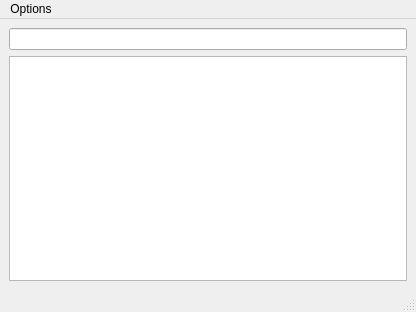
First picture: the form in qml/mainwindow.ui, repository arsham/gistflow, before the edit.
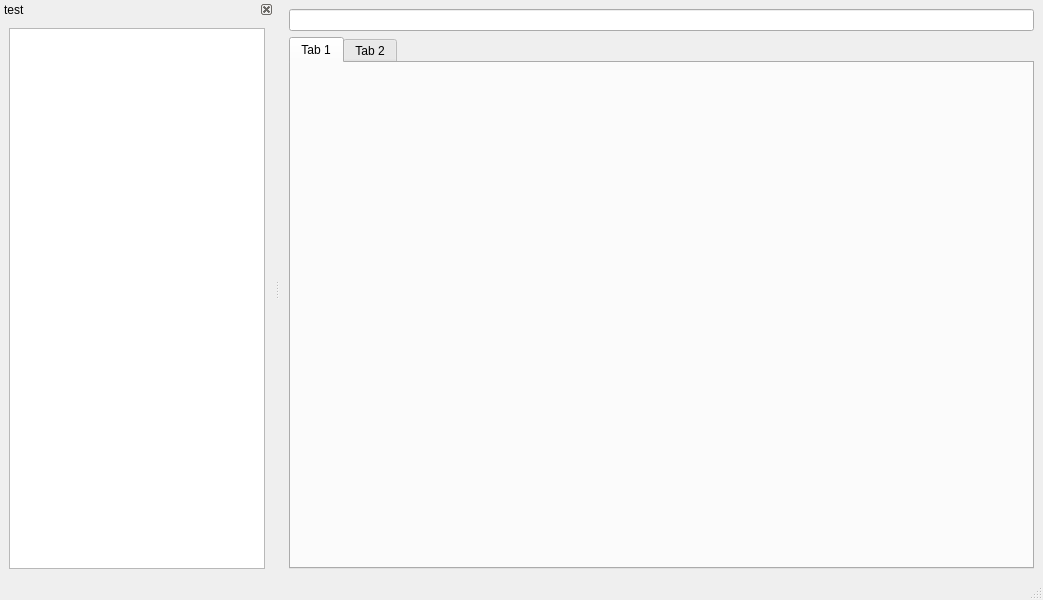
Second picture: the form after the edit.

What changed in the file:
```diff
--- a/qml/mainwindow.ui
+++ b/qml/mainwindow.ui
@@ -6,8 +6,8 @@
    <rect>
     <x>0</x>
     <y>0</y>
-    <width>416</width>
-    <height>312</height>
+    <width>1043</width>
+    <height>600</height>
    </rect>
   </property>
   <property name="windowTitle">
@@ -16,20 +16,23 @@
   <widget class="QWidget" name="centralwidget">
    <layout class="QVBoxLayout" name="verticalLayout">
     <item>
-     <widget class="QLineEdit" name="userInput">
-      <property name="toolTip">
-       <string>Case insensitive, and fuzzy match</string>
-      </property>
-     </widget>
+     <widget class="QLineEdit" name="lineEdit"/>
     </item>
     <item>
-     <widget class="QListView" name="listView">
-      <property name="toolTip">
-       <string>Double click to view</string>
+     <widget class="QTabWidget" name="tabWidget">
+      <property name="currentIndex">
+       <number>0</number>
       </property>
-      <property name="editTriggers">
-       <set>QAbstractItemView::NoEditTriggers</set>
-      </property>
+      <widget class="QWidget" name="tab">
+       <attribute name="title">
+        <string>Tab 1</string>
+       </attribute>
+      </widget>
+      <widget class="QWidget" name="tab_2">
+       <attribute name="title">
+        <string>Tab 2</string>
+       </attribute>
+      </widget>
      </widget>
     </item>
    </layout>
@@ -39,24 +42,39 @@
     <rect>
      <x>0</x>
      <y>0</y>
-     <width>416</width>
-     <height>28</height>
+     <width>1043</width>
+     <height>30</height>
     </rect>
    </property>
-   <widget class="QMenu" name="mainMenu">
-    <property name="title">
-     <string>Options</string>
-    </property>
-    <addaction name="actionQuit"/>
-   </widget>
-   <addaction name="mainMenu"/>
   </widget>
   <widget class="QStatusBar" name="statusbar"/>
-  <action name="actionQuit">
-   <property name="text">
-    <string>Quit</string>
+  <widget class="QDockWidget" name="dockWidget">
+   <property name="minimumSize">
+    <size>
+     <width>100</width>
+     <height>130</height>
+    </size>
    </property>
-  </action>
+   <property name="features">
+    <set>QDockWidget::DockWidgetClosable|QDockWidget::DockWidgetMovable</set>
+   </property>
+   <property name="allowedAreas">
+    <set>Qt::LeftDockWidgetArea|Qt::RightDockWidgetArea</set>
+   </property>
+   <property name="windowTitle">
+    <string>test</string>
+   </property>
+   <attribute name="dockWidgetArea">
+    <number>1</number>
+   </attribute>
+   <widget class="QWidget" name="dockWidgetContents">
+    <layout class="QVBoxLayout" name="verticalLayout_2">
+     <item>
+      <widget class="QListView" name="listView"/>
+     </item>
+    </layout>
+   </widget>
+  </widget>
  </widget>
  <resources/>
  <connections/>
```
